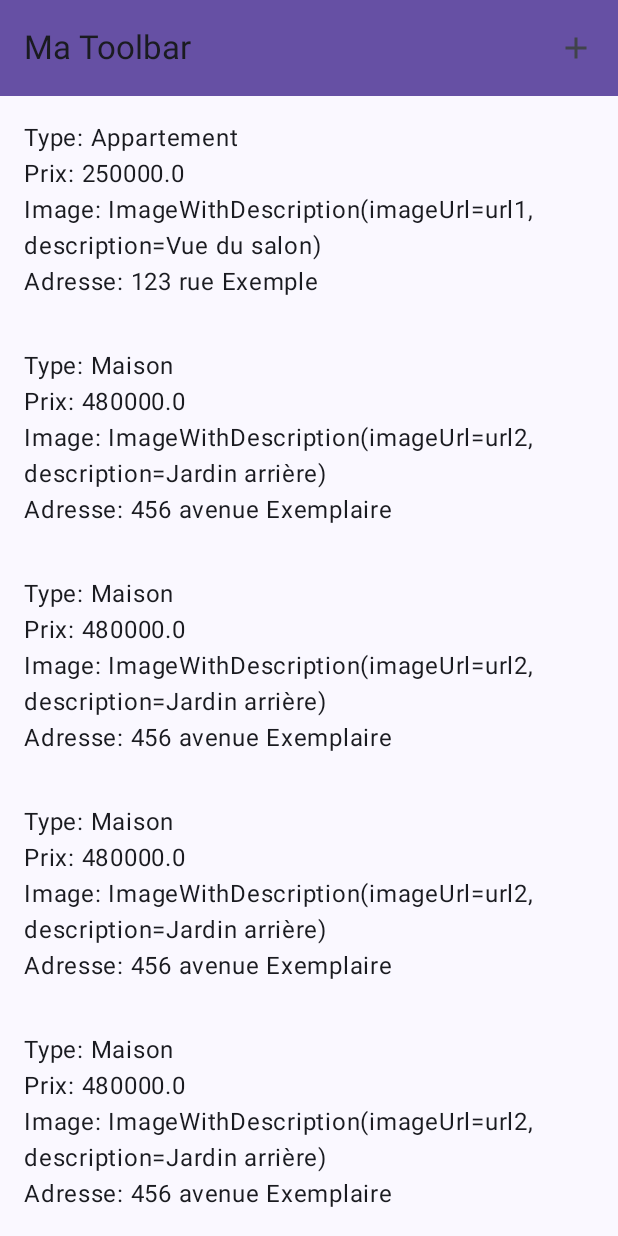
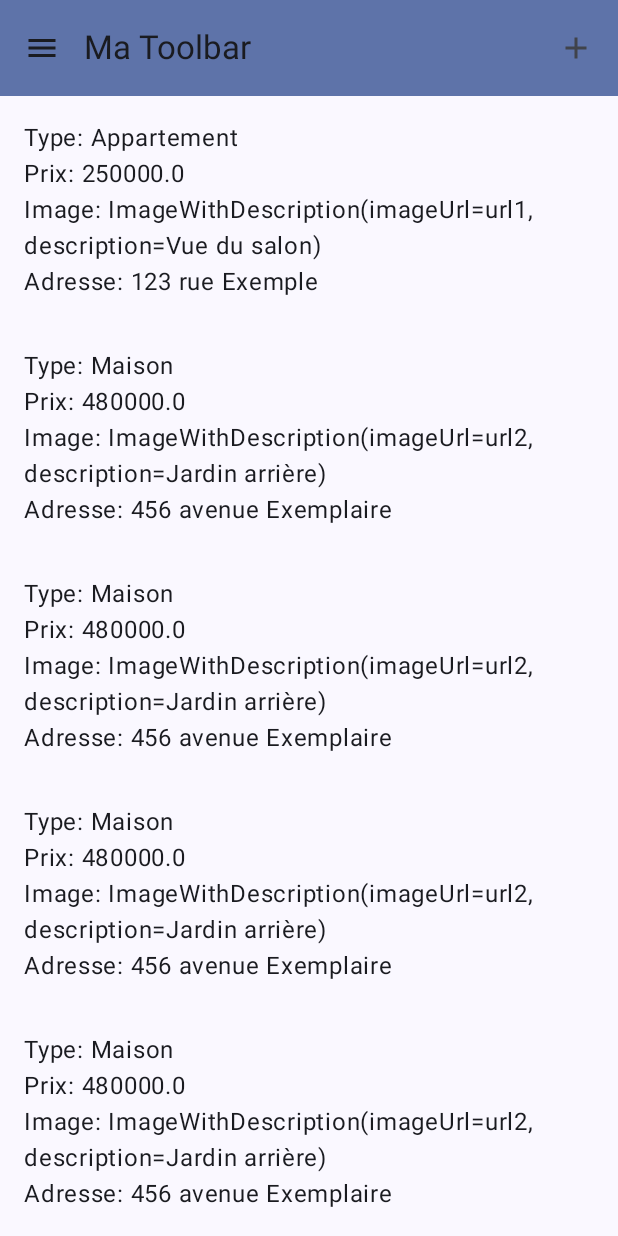
Before and after one commit to Lodenou/RealEstateManager, an Android app built with Jetpack Compose: the screen it shows after launch (MainActivity), on a phone screen of 412 x 824 dp. Run offline under Robolectric (Android 15) with nearby library versions, the phone set to English and light mode, and no system bars; our stand-ins replace livedata-compose.

```diff
--- a/app/src/main/java/com/lodenou/realestatemanager/activity/MainActivity.kt
+++ b/app/src/main/java/com/lodenou/realestatemanager/activity/MainActivity.kt
@@ -1,14 +1,21 @@
 package com.lodenou.realestatemanager.activity
 
+import android.content.Intent
 import android.os.Bundle
+import android.view.MotionEvent
 import androidx.activity.ComponentActivity
 import androidx.activity.compose.setContent
 import androidx.activity.viewModels
+import androidx.compose.foundation.background
+import androidx.compose.foundation.clickable
+import androidx.compose.foundation.interaction.MutableInteractionSource
 import androidx.compose.foundation.layout.Column
 import androidx.compose.foundation.layout.Spacer
+import androidx.compose.foundation.layout.fillMaxHeight
 import androidx.compose.foundation.layout.fillMaxSize
 import androidx.compose.foundation.layout.height
 import androidx.compose.foundation.layout.padding
+import androidx.compose.foundation.layout.width
 import androidx.compose.foundation.lazy.LazyColumn
 import androidx.compose.foundation.lazy.items
 import androidx.compose.material3.MaterialTheme
@@ -24,29 +31,80 @@ import com.lodenou.realestatemanager.ui.theme.RealEstateManagerTheme
 import com.lodenou.realestatemanager.ui.viewmodel.MainActivityViewModel
 import androidx.compose.material.icons.Icons
 import androidx.compose.material.icons.filled.Add
+import androidx.compose.material.icons.filled.Menu
+import androidx.compose.material.ripple.rememberRipple
 import androidx.compose.material3.AlertDialog
 import androidx.compose.material3.Button
+import androidx.compose.material3.DrawerState
+import androidx.compose.material3.DrawerValue
 import androidx.compose.material3.ExperimentalMaterial3Api
 import androidx.compose.material3.Icon
 import androidx.compose.material3.IconButton
+import androidx.compose.material3.ModalDrawerSheet
+import androidx.compose.material3.ModalNavigationDrawer
 import androidx.compose.material3.Scaffold
+import androidx.compose.material3.TextButton
 import androidx.compose.material3.TextField
 import androidx.compose.material3.TopAppBar
 import androidx.compose.material3.TopAppBarDefaults
+import androidx.compose.material3.rememberDrawerState
 import androidx.compose.runtime.mutableStateOf
 import androidx.compose.runtime.remember
+import androidx.compose.runtime.rememberCoroutineScope
 import androidx.compose.runtime.setValue
+import androidx.compose.ui.ExperimentalComposeUiApi
+import androidx.compose.ui.graphics.Color
+import androidx.compose.ui.input.pointer.pointerInteropFilter
+import androidx.compose.ui.platform.LocalContext
 import com.lodenou.realestatemanager.ui.theme.Purple40
+import kotlinx.coroutines.launch
 
 class MainActivity : ComponentActivity() {
+
     override fun onCreate(savedInstanceState: Bundle?) {
         super.onCreate(savedInstanceState)
         val viewModel: MainActivityViewModel by viewModels()//todo use factory to inject repository
-        //todo https://github.com/Lodenou/WorkLifeSimulator/blob/master/app/src/main/java/com/lodenou/worklifesimulator/activities/newgame/ViewModelNewGame.kt
+//        //todo https://github.com/Lodenou/WorkLifeSimulator/blob/master/app/src/main/java/com/lodenou/worklifesimulator/activities/newgame/ViewModelNewGame.kt
         setContent {
+            val context = LocalContext.current
             RealEstateManagerTheme {
+                val drawerState = rememberDrawerState(initialValue = DrawerValue.Closed)
+                val coroutineScope = rememberCoroutineScope()
+
+                ModalNavigationDrawer(
+                    drawerContent = {
+
+                        Column(
+                            modifier = Modifier
+                                .background(MaterialTheme.colorScheme.surface)
+                                .width(260.dp) // Spécifiez une largeur fixe pour le tiroir
+                                .fillMaxHeight()
+                                .padding(16.dp)
+                        ) {
+
+                            TextButton(onClick = {
+
+                                val intent = Intent(context, LoanCalculatorActivity::class.java)
+                                context.startActivity(intent)
+                            }) {
+                                Text("Calculateur de prêt immobilier")
+                            }
+                        }
+                    },
+                    drawerState = drawerState
+                ) {
                     Scaffold(
-                    topBar = { MaToolbar() }
+                        topBar = {
+                            ToolbarRealEstate(onMenuClick = {
+                                coroutineScope.launch {
+                                    if (drawerState.isClosed) {
+                                        drawerState.open()
+                                    } else {
+                                        drawerState.close()
+                                    }
+                                }
+                            })
+                        }
                     ) { padding ->
                         Surface(
                             modifier = Modifier
@@ -71,6 +129,7 @@ fun RealEstateList(realEstates: List<RealEstate>) {
             }
         }
     }
+
     @Composable
     fun RealEstateItem(realEstate: RealEstate) {
         Column(modifier = Modifier.padding(16.dp)) {
@@ -84,17 +143,22 @@ fun RealEstateItem(realEstate: RealEstate) {
 
     @OptIn(ExperimentalMaterial3Api::class)
     @Composable
-fun MaToolbar() {
+    fun ToolbarRealEstate(onMenuClick: () -> Unit) {
         var showDialog by remember { mutableStateOf(false) }
 
         TopAppBar(
             title = { Text("Ma Toolbar") },
-        colors = TopAppBarDefaults.topAppBarColors(containerColor = Purple40),
+            navigationIcon = {
+                IconButton(onClick = onMenuClick) {
+                    Icon(imageVector = Icons.Default.Menu, contentDescription = "Menu")
+                }
+            },
             actions = {
                 IconButton(onClick = { showDialog = true }) {
                     Icon(Icons.Filled.Add, contentDescription = "Ajouter")
                 }
-        }
+            },
+            colors = TopAppBarDefaults.topAppBarColors(containerColor = MaterialTheme.colorScheme.primaryContainer)
         )
 
         if (showDialog) {
@@ -124,16 +188,46 @@ fun CustomDialog(onDismiss: () -> Unit) {
             text = {
                 Column {
                     TextField(value = type, onValueChange = { type = it }, label = { Text("Type") })
-                TextField(value = price, onValueChange = { price = it }, label = { Text("Prix") })
-                TextField(value = area, onValueChange = { area = it }, label = { Text("Surface") })
-                TextField(value = numberOfRooms, onValueChange = { numberOfRooms = it }, label = { Text("Nombre de pièces") })
-                TextField(value = description, onValueChange = { description = it }, label = { Text("Description") })
-                TextField(value = address, onValueChange = { address = it }, label = { Text("Adresse") })
-                TextField(value = pointsOfInterest, onValueChange = { pointsOfInterest = it }, label = { Text("Points d'intérêt") })
-                TextField(value = status, onValueChange = { status = it }, label = { Text("Statut") })
-                TextField(value = marketEntryDate, onValueChange = { marketEntryDate = it }, label = { Text("Date de mise sur le marché") })
-                TextField(value = saleDate, onValueChange = { saleDate = it }, label = { Text("Date de vente") })
-                TextField(value = realEstateAgent, onValueChange = { realEstateAgent = it }, label = { Text("Agent immobilier") })
+                    TextField(
+                        value = price,
+                        onValueChange = { price = it },
+                        label = { Text("Prix") })
+                    TextField(
+                        value = area,
+                        onValueChange = { area = it },
+                        label = { Text("Surface") })
+                    TextField(
+                        value = numberOfRooms,
+                        onValueChange = { numberOfRooms = it },
+                        label = { Text("Nombre de pièces") })
+                    TextField(
+                        value = description,
+                        onValueChange = { description = it },
+                        label = { Text("Description") })
+                    TextField(
+                        value = address,
+                        onValueChange = { address = it },
+                        label = { Text("Adresse") })
+                    TextField(
+                        value = pointsOfInterest,
+                        onValueChange = { pointsOfInterest = it },
+                        label = { Text("Points d'intérêt") })
+                    TextField(
+                        value = status,
+                        onValueChange = { status = it },
+                        label = { Text("Statut") })
+                    TextField(
+                        value = marketEntryDate,
+                        onValueChange = { marketEntryDate = it },
+                        label = { Text("Date de mise sur le marché") })
+                    TextField(
+                        value = saleDate,
+                        onValueChange = { saleDate = it },
+                        label = { Text("Date de vente") })
+                    TextField(
+                        value = realEstateAgent,
+                        onValueChange = { realEstateAgent = it },
+                        label = { Text("Agent immobilier") })
                     Spacer(modifier = Modifier.height(10.dp))
                 }
             },
@@ -149,3 +243,4 @@ fun CustomDialog(onDismiss: () -> Unit) {
             }
         )
     }
+}
```
Lines whose indentation alone changed are shown as unchanged.
